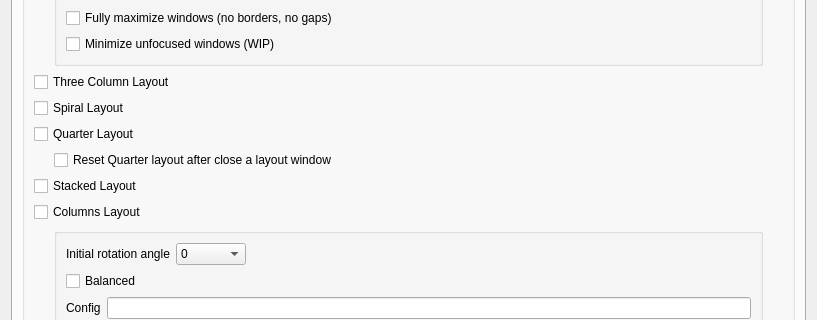
The window that res/config.ui (uberkael/krohnkite) describes before a commit, drawn with Qt 5; both pictures show x 0 to 817 and y 268 to 588 of the 817 by 1112 pixel window.
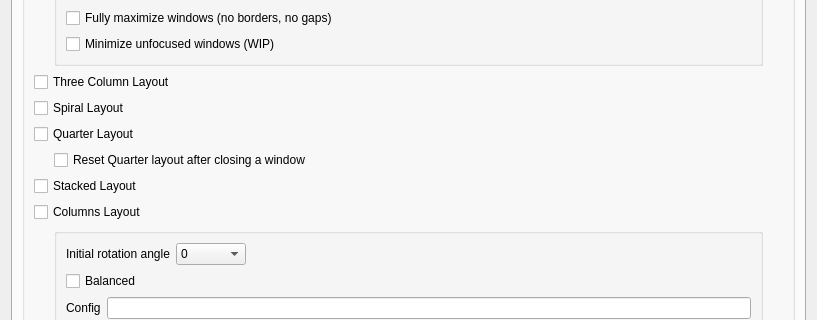
The same window after the commit.

Diff of the .ui file:
```diff
--- a/res/config.ui
+++ b/res/config.ui
@@ -238,7 +238,7 @@
             <item>
              <widget class="QCheckBox" name="kcfg_quarterLayoutReset">
               <property name="text">
-               <string>Reset Quarter layout after close a layout window</string>
+               <string>Reset Quarter layout after closing a window</string>
               </property>
              </widget>
             </item>
```
